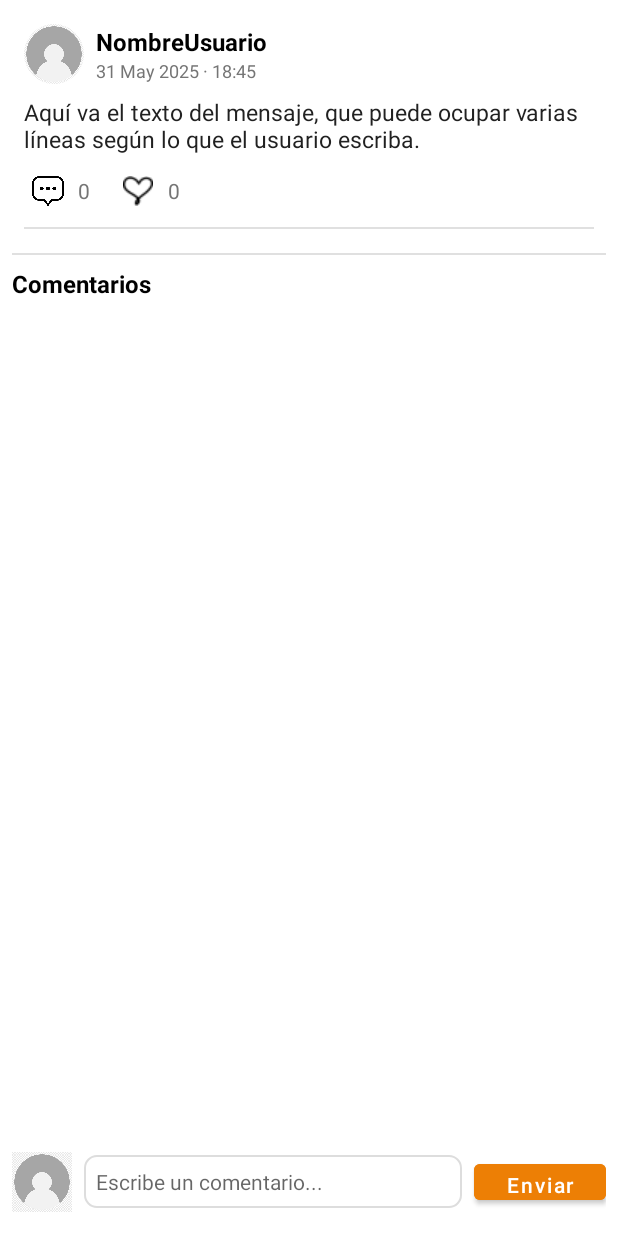
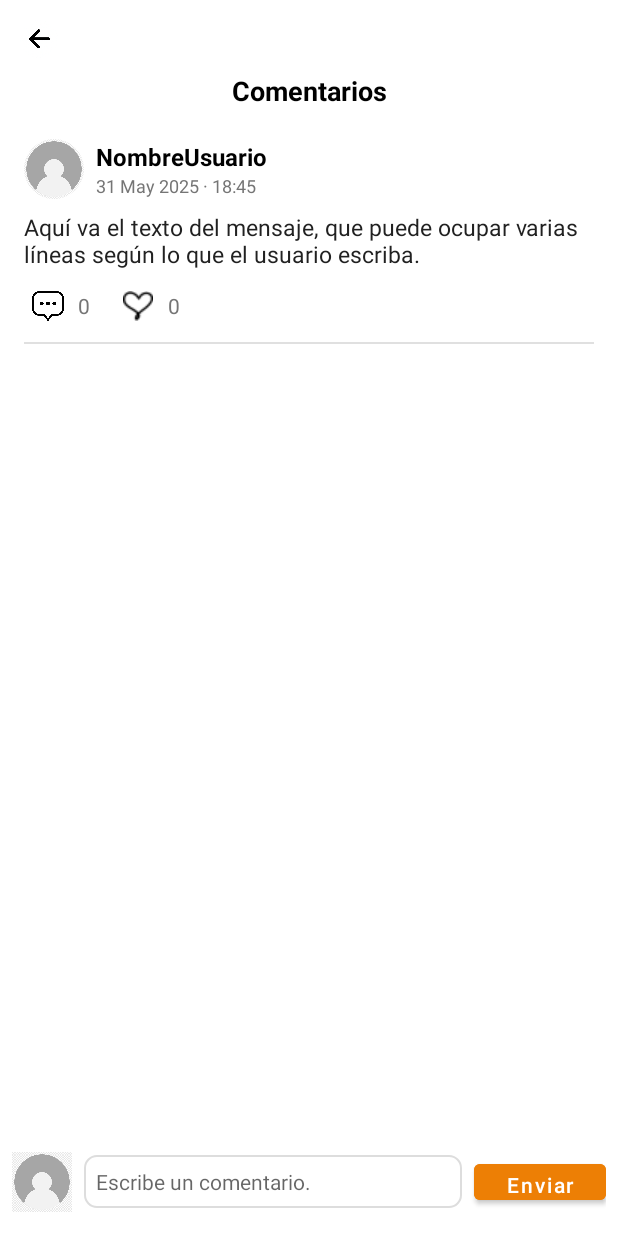
Before and after one commit to JesusRO0/AdoptaTuPetApp, an Android app built with Jetpack Compose: the fragment ComentariosFragment shown on its own in the app's theme, on a phone screen of 412 x 824 dp. Run offline under Robolectric (Android 15) with nearby library versions, the phone set to English and light mode, and no system bars; our stand-ins replace CircleImageView.

Commit message:
hilo de comentarios done

```diff
--- a/app/src/main/java/com/example/adoptatupet/views/fragments/ComentariosFragment.java
+++ b/app/src/main/java/com/example/adoptatupet/views/fragments/ComentariosFragment.java
@@ -29,9 +29,7 @@ import com.example.adoptatupet.models.Mensaje;
 import com.example.adoptatupet.network.ApiClient;
 import com.example.adoptatupet.network.ApiService;
 import com.google.gson.Gson;
-import com.google.gson.reflect.TypeToken;
 
-import java.lang.reflect.Type;
 import java.util.ArrayList;
 import java.util.HashMap;
 import java.util.List;
@@ -46,6 +44,7 @@ import retrofit2.Response;
  *  1) El post original en la parte superior (usando layout item_mensaje).
  *  2) Un RecyclerView con todos los comentarios asociados a ese post.
  *  3) Zona inferior para escribir un nuevo comentario y enviarlo.
+ *  4) Flecha de retroceso para volver al foro.
  */
 public class ComentariosFragment extends Fragment {
 
@@ -53,15 +52,16 @@ public class ComentariosFragment extends Fragment {
 
     private Mensaje postOriginal;
     private ImageView ivPostUserProfile;
-    private TextView  tvUserName, tvFechaMensaje, tvTextoMensaje, tvLikeCount;
+    private TextView tvUserName, tvFechaMensaje, tvTextoMensaje, tvLikeCount;
     private ImageView ivPostImage;
     private RecyclerView rvComentarios;
     private CommentsAdapter commentsAdapter;
     private List<Comment> commentList = new ArrayList<>();
 
     private ImageView ivMyProfileForComment;
-    private EditText  etNewComment;
-    private Button    btnEnviarComentario;
+    private EditText etNewComment;
+    private Button btnEnviarComentario;
+    private ImageView btnAtras; // Flecha de retroceso
 
     private static final Gson gson = new Gson();
 
@@ -97,13 +97,28 @@ public class ComentariosFragment extends Fragment {
                              @Nullable Bundle      savedInstanceState) {
         View view = inflater.inflate(R.layout.fragment_comentarios, container, false);
 
-        // ————— 1) Setear datos del post original en include (item_mensaje) —————
+        // ======================
+        // 0) Flecha de retroceso
+        // ======================
+        btnAtras = view.findViewById(R.id.atras);
+        btnAtras.setOnClickListener(v -> {
+            // Reemplaza el contenedor principal con el fragmento ForoFragment
+            getActivity()
+                    .getSupportFragmentManager()
+                    .beginTransaction()
+                    .replace(R.id.nav_host_fragment, new com.example.adoptatupet.views.fragments.ForoFragment())
+                    .commit();
+        });
+
+        // ======================
+        // 1) Setear datos del post original en include (item_mensaje)
+        // ======================
         ivPostUserProfile = view.findViewById(R.id.ivPostUserProfile);
         tvUserName        = view.findViewById(R.id.tvUserName);
         tvFechaMensaje    = view.findViewById(R.id.tvFechaMensaje);
         tvTextoMensaje    = view.findViewById(R.id.tvTextoMensaje);
         ivPostImage       = view.findViewById(R.id.ivMensajeImagen);
-        tvLikeCount       = view.findViewById(R.id.tvLikeCount); // opcional, si quieres mostrar contador
+        tvLikeCount       = view.findViewById(R.id.tvLikeCount);
 
         if (postOriginal != null) {
             // Nombre y fecha
@@ -142,18 +157,24 @@ public class ComentariosFragment extends Fragment {
             tvLikeCount.setText(String.valueOf(postOriginal.getLikeCount()));
         }
 
-        // ————— 2) RecyclerView para comentarios —————
+        // ======================
+        // 2) RecyclerView para comentarios
+        // ======================
         rvComentarios = view.findViewById(R.id.rvComentarios);
         rvComentarios.setLayoutManager(new LinearLayoutManager(getContext()));
         commentsAdapter = new CommentsAdapter(commentList);
         rvComentarios.setAdapter(commentsAdapter);
 
-        // ————— 3) Cargar comentarios del servidor —————
+        // ======================
+        // 3) Cargar comentarios del servidor
+        // ======================
         if (postOriginal != null) {
             cargarComentariosDesdeServidor(postOriginal.getIdMensaje());
         }
 
-        // ————— 4) Zona para enviar comentario nuevo —————
+        // ======================
+        // 4) Zona para enviar comentario nuevo
+        // ======================
         ivMyProfileForComment = view.findViewById(R.id.ivMyProfileForComment);
         etNewComment          = view.findViewById(R.id.etNewComment);
         btnEnviarComentario   = view.findViewById(R.id.btnEnviarComentario);
@@ -245,7 +266,7 @@ public class ComentariosFragment extends Fragment {
                 if (!isAdded()) return;
                 if (response.isSuccessful() && response.body() != null && response.body().isSuccess()) {
                     etNewComment.setText("");
-                    // Refrescar lista de comentarios tras insertar
+                    // Refrescar lista de comentarios
                     cargarComentariosDesdeServidor(postId);
                 } else {
                     Toast.makeText(getContext(), "Error al enviar comentario", Toast.LENGTH_SHORT).show();
--- a/app/src/main/res/layout/fragment_comentarios.xml
+++ b/app/src/main/res/layout/fragment_comentarios.xml
@@ -7,40 +7,60 @@
     android:background="@android:color/white"
     android:padding="8dp">
 
-    <!-- 1) Área superior: mostrar el post original -->
+    <!-- =======================
+         0) Encabezado: Flecha de retroceso arriba a la izquierda y título “Comentarios” debajo, centrado
+         ======================= -->
+    <LinearLayout
+        android:id="@+id/ll_encabezado_comentarios"
+        android:layout_width="match_parent"
+        android:layout_height="wrap_content"
+        android:orientation="vertical"
+        android:paddingBottom="12dp">
+
+        <!-- Flecha de retroceso a la izquierda, agrandada -->
+        <ImageView
+            android:id="@+id/atras"
+            android:layout_width="36dp"
+            android:layout_height="36dp"
+            android:layout_gravity="start"
+            android:src="@drawable/atras"
+            android:contentDescription="Atrás" />
+
+        <!-- Título “Comentarios” centrado horizontalmente debajo de la flecha -->
+        <TextView
+            android:id="@+id/tvComentariosTitle"
+            android:layout_width="match_parent"
+            android:layout_height="wrap_content"
+            android:layout_marginTop="4dp"
+            android:gravity="center"
+            android:text="Comentarios"
+            android:textColor="#000000"
+            android:textSize="18sp"
+            android:textStyle="bold" />
+    </LinearLayout>
+
+    <!-- =======================
+         1) Área superior: mostrar el post original (usando item_mensaje)
+         ======================= -->
     <include
         android:id="@+id/include_post_original"
         layout="@layout/item_mensaje" />
 
-    <!-- 2) Separador -->
-    <View
-        android:layout_width="match_parent"
-        android:layout_height="1dp"
-        android:background="#e0e0e0"
-        android:layout_marginTop="8dp"
-        android:layout_marginBottom="8dp" />
-
-    <!-- 3) Título “Comentarios” -->
-    <TextView
-        android:id="@+id/tvComentariosTitle"
-        android:layout_width="match_parent"
-        android:layout_height="wrap_content"
-        android:text="Comentarios"
-        android:textColor="#000000"
-        android:textSize="16sp"
-        android:textStyle="bold"
-        android:paddingBottom="8dp" />
-
-    <!-- 4) RecyclerView que mostrará la lista de comentarios -->
+    <!-- =======================
+         2) RecyclerView con todos los comentarios (altura con weight para scroll)
+         ======================= -->
     <androidx.recyclerview.widget.RecyclerView
         android:id="@+id/rvComentarios"
         android:layout_width="match_parent"
         android:layout_height="0dp"
         android:layout_weight="1"
         android:clipToPadding="false"
-        android:paddingBottom="8dp" />
+        android:paddingBottom="8dp"
+        android:scrollbars="vertical" />
 
-    <!-- 5) Campo para agregar comentario nuevo -->
+    <!-- =======================
+         3) Zona inferior para escribir un nuevo comentario
+         ======================= -->
     <LinearLayout
         android:id="@+id/ll_nuevo_comentario"
         android:layout_width="match_parent"
@@ -64,7 +84,7 @@
             android:layout_height="wrap_content"
             android:layout_weight="1"
             android:background="@drawable/edittext_background"
-            android:hint="Escribe un comentario..."
+            android:hint="Escribe un comentario."
             android:imeOptions="actionSend"
             android:inputType="text"
             android:padding="8dp"
@@ -84,4 +104,5 @@
             android:textColor="@android:color/white"
             android:textSize="14sp" />
     </LinearLayout>
+
 </LinearLayout>
```
Also changed, not shown: app/src/main/java/com/example/adoptatupet/adapters/ForoAdapter.java (+55 -55 lines), app/src/main/java/com/example/adoptatupet/views/MainActivity.java (+5 -2 lines), app/src/main/java/com/example/adoptatupet/views/fragments/MensajesTabFragment.java (+37 -29 lines), app/src/main/java/com/example/adoptatupet/views/fragments/UserProfileTabFragment.java (+13 -8 lines).
